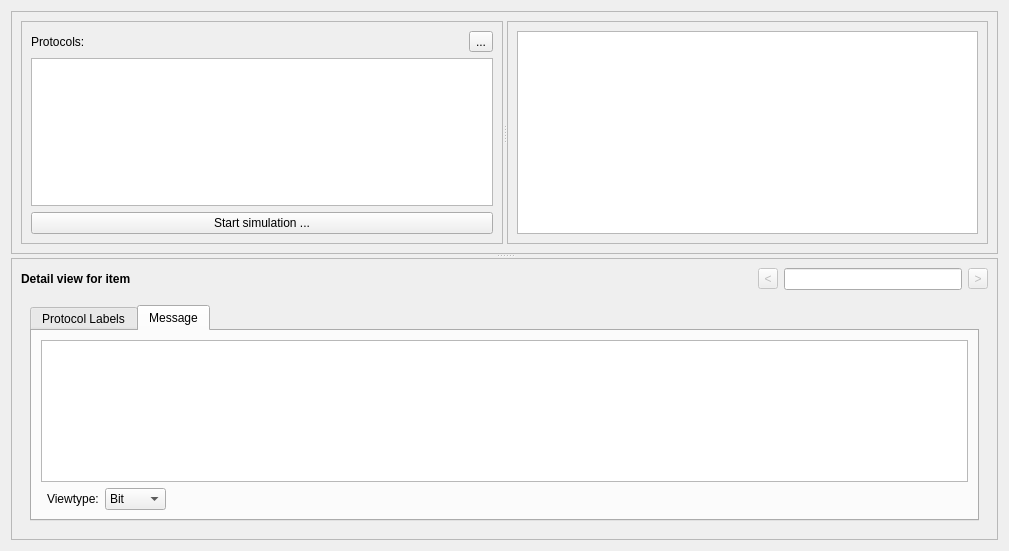
Qt form ui/simulator.ui (jopohl/urh) before a commit.
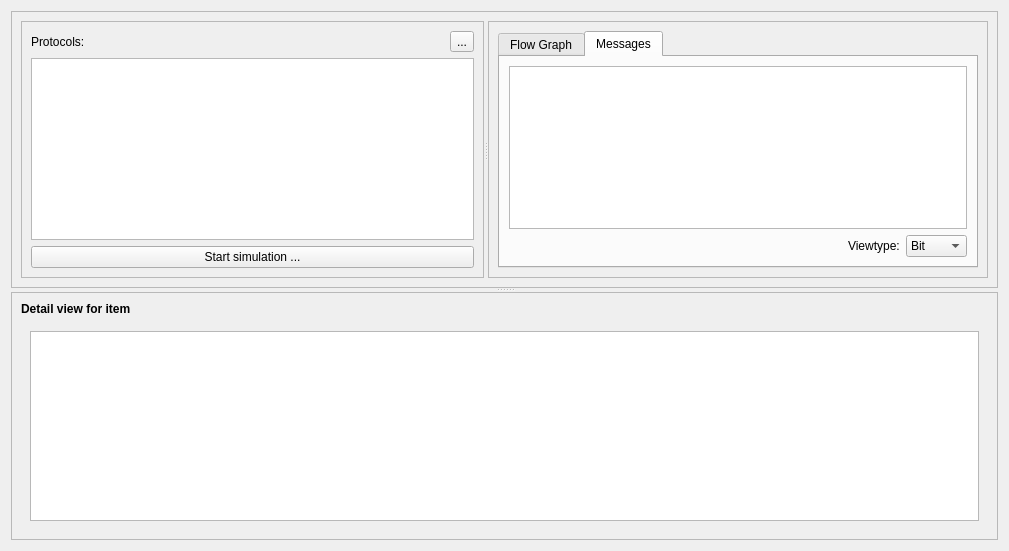
The same form after that commit. The open tabs and pages were chosen to show the change. Icons and pictures are not drawn. Custom widgets are drawn as their Qt base class.

Diff of the .ui file:
```diff
--- a/ui/simulator.ui
+++ b/ui/simulator.ui
@@ -82,24 +82,17 @@
            <enum>QFrame::Raised</enum>
           </property>
           <layout class="QGridLayout" name="gridLayout_3">
-           <item row="0" column="0" colspan="2">
-            <widget class="SimulatorGraphicsView" name="gvSimulator"/>
-           </item>
-          </layout>
-         </widget>
-        </widget>
-       </item>
-      </layout>
-     </widget>
-     <widget class="QFrame" name="frame">
-      <property name="frameShape">
-       <enum>QFrame::StyledPanel</enum>
-      </property>
-      <property name="frameShadow">
-       <enum>QFrame::Raised</enum>
-      </property>
-      <layout class="QGridLayout" name="gridLayout">
-       <item row="0" column="4">
+           <item row="0" column="0">
+            <widget class="QTabWidget" name="tabWidget_2">
+             <property name="currentIndex">
+              <number>0</number>
+             </property>
+             <widget class="QWidget" name="tab">
+              <attribute name="title">
+               <string>Flow Graph</string>
+              </attribute>
+              <layout class="QGridLayout" name="gridLayout_7">
+               <item row="1" column="1">
         <widget class="QToolButton" name="btnPrevNav">
          <property name="enabled">
           <bool>false</bool>
@@ -125,7 +118,7 @@
          </property>
         </widget>
        </item>
-       <item row="0" column="6">
+               <item row="1" column="3">
         <widget class="QToolButton" name="btnNextNav">
          <property name="enabled">
           <bool>false</bool>
@@ -151,7 +144,7 @@
          </property>
         </widget>
        </item>
-       <item row="0" column="5">
+               <item row="1" column="2">
         <widget class="QLineEdit" name="navLineEdit">
          <property name="sizePolicy">
           <sizepolicy hsizetype="Minimum" vsizetype="Fixed">
@@ -161,6 +154,89 @@
          </property>
         </widget>
        </item>
+               <item row="1" column="0">
+                <spacer name="horizontalSpacer_2">
+                 <property name="orientation">
+                  <enum>Qt::Horizontal</enum>
+                 </property>
+                 <property name="sizeHint" stdset="0">
+                  <size>
+                   <width>40</width>
+                   <height>20</height>
+                  </size>
+                 </property>
+                </spacer>
+               </item>
+               <item row="0" column="0" colspan="4">
+                <widget class="SimulatorGraphicsView" name="gvSimulator"/>
+               </item>
+              </layout>
+             </widget>
+             <widget class="QWidget" name="tab_2">
+              <attribute name="title">
+               <string>Messages</string>
+              </attribute>
+              <layout class="QGridLayout" name="gridLayout_8">
+               <item row="1" column="1">
+                <widget class="QLabel" name="label_5">
+                 <property name="text">
+                  <string>Viewtype:</string>
+                 </property>
+                </widget>
+               </item>
+               <item row="1" column="2">
+                <widget class="QComboBox" name="cbViewType">
+                 <item>
+                  <property name="text">
+                   <string>Bit</string>
+                  </property>
+                 </item>
+                 <item>
+                  <property name="text">
+                   <string>Hex</string>
+                  </property>
+                 </item>
+                 <item>
+                  <property name="text">
+                   <string>ASCII</string>
+                  </property>
+                 </item>
+                </widget>
+               </item>
+               <item row="1" column="0">
+                <spacer name="horizontalSpacer_4">
+                 <property name="orientation">
+                  <enum>Qt::Horizontal</enum>
+                 </property>
+                 <property name="sizeHint" stdset="0">
+                  <size>
+                   <width>40</width>
+                   <height>20</height>
+                  </size>
+                 </property>
+                </spacer>
+               </item>
+               <item row="0" column="0" colspan="3">
+                <widget class="SimulatorMessageTableView" name="tblViewMessage"/>
+               </item>
+              </layout>
+             </widget>
+            </widget>
+           </item>
+          </layout>
+         </widget>
+        </widget>
+       </item>
+      </layout>
+     </widget>
+     <widget class="QFrame" name="frame">
+      <property name="frameShape">
+       <enum>QFrame::StyledPanel</enum>
+      </property>
+      <property name="frameShadow">
+       <enum>QFrame::Raised</enum>
+      </property>
+      <layout class="QGridLayout" name="gridLayout">
        <item row="0" column="0">
         <widget class="QLabel" name="lblMsgFieldsValues">
          <property name="sizePolicy">
@@ -180,19 +256,6 @@
          </property>
         </widget>
        </item>
-       <item row="0" column="1" colspan="3">
-        <spacer name="horizontalSpacer_2">
-         <property name="orientation">
-          <enum>Qt::Horizontal</enum>
-         </property>
-         <property name="sizeHint" stdset="0">
-          <size>
-           <width>40</width>
-           <height>20</height>
-          </size>
-         </property>
-        </spacer>
-       </item>
        <item row="3" column="0" colspan="7">
         <widget class="QStackedWidget" name="detail_view_widget">
          <property name="currentIndex">
@@ -240,16 +303,6 @@
           </layout>
          </widget>
          <widget class="QWidget" name="page_message">
-          <layout class="QGridLayout" name="verticalLayout_5">
-           <item row="1" column="0">
-            <widget class="QTabWidget" name="tabWidget">
-             <property name="currentIndex">
-              <number>0</number>
-             </property>
-             <widget class="QWidget" name="tab_3">
-              <attribute name="title">
-               <string>Protocol Labels</string>
-              </attribute>
               <layout class="QGridLayout" name="gridLayout_4">
                <item row="0" column="0">
                 <widget class="QTableView" name="tblViewFieldValues">
@@ -268,63 +321,6 @@
                  <attribute name="verticalHeaderVisible">
                   <bool>false</bool>
                  </attribute>
-                </widget>
-               </item>
-              </layout>
-             </widget>
-             <widget class="QWidget" name="tab_4">
-              <attribute name="title">
-               <string>Message</string>
-              </attribute>
-              <layout class="QGridLayout" name="gridLayout_6">
-               <item row="1" column="2">
-                <widget class="QComboBox" name="cbViewType">
-                 <item>
-                  <property name="text">
-                   <string>Bit</string>
-                  </property>
-                 </item>
-                 <item>
-                  <property name="text">
-                   <string>Hex</string>
-                  </property>
-                 </item>
-                 <item>
-                  <property name="text">
-                   <string>ASCII</string>
-                  </property>
-                 </item>
-                </widget>
-               </item>
-               <item row="1" column="1">
-                <widget class="QLabel" name="label_5">
-                 <property name="text">
-                  <string>Viewtype:</string>
-                 </property>
-                </widget>
-               </item>
-               <item row="1" column="3">
-                <spacer name="horizontalSpacer_4">
-                 <property name="orientation">
-                  <enum>Qt::Horizontal</enum>
-                 </property>
-                 <property name="sizeHint" stdset="0">
-                  <size>
-                   <width>40</width>
-                   <height>20</height>
-                  </size>
-                 </property>
-                </spacer>
-               </item>
-               <item row="0" column="0" colspan="4">
-                <widget class="SimulatorMessageTableView" name="tblViewMessage">
-                 <attribute name="verticalHeaderVisible">
-                  <bool>false</bool>
-                 </attribute>
-                </widget>
-               </item>
-              </layout>
-             </widget>
             </widget>
            </item>
           </layout>
```
Lines whose indentation alone changed are shown as unchanged.
